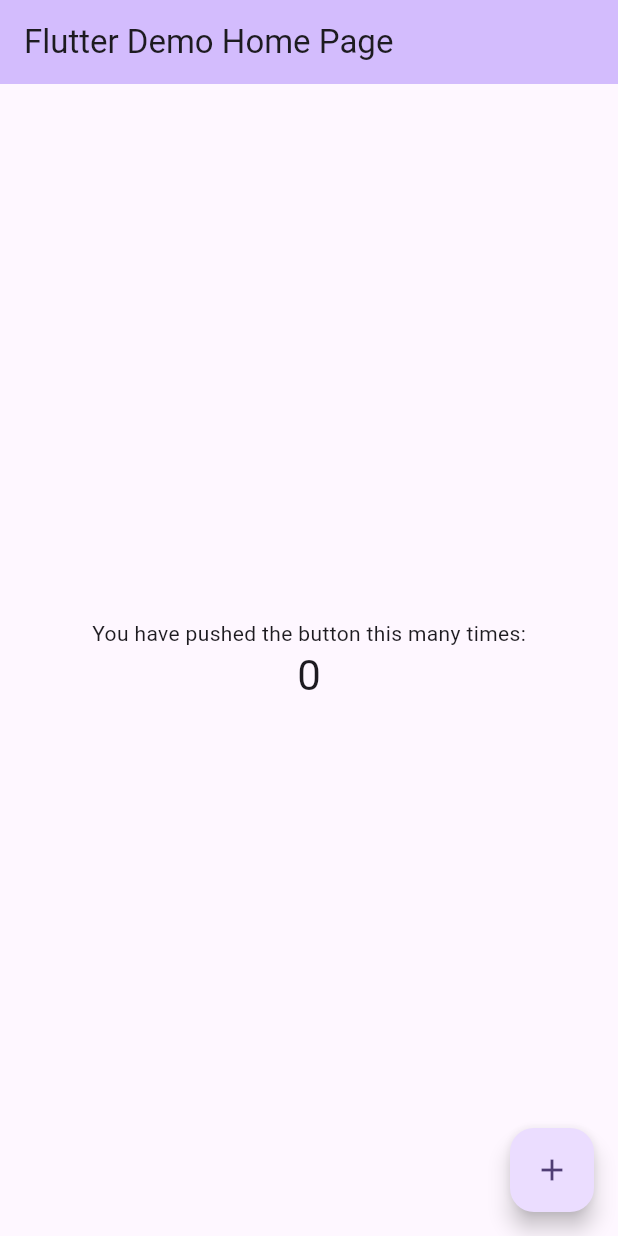
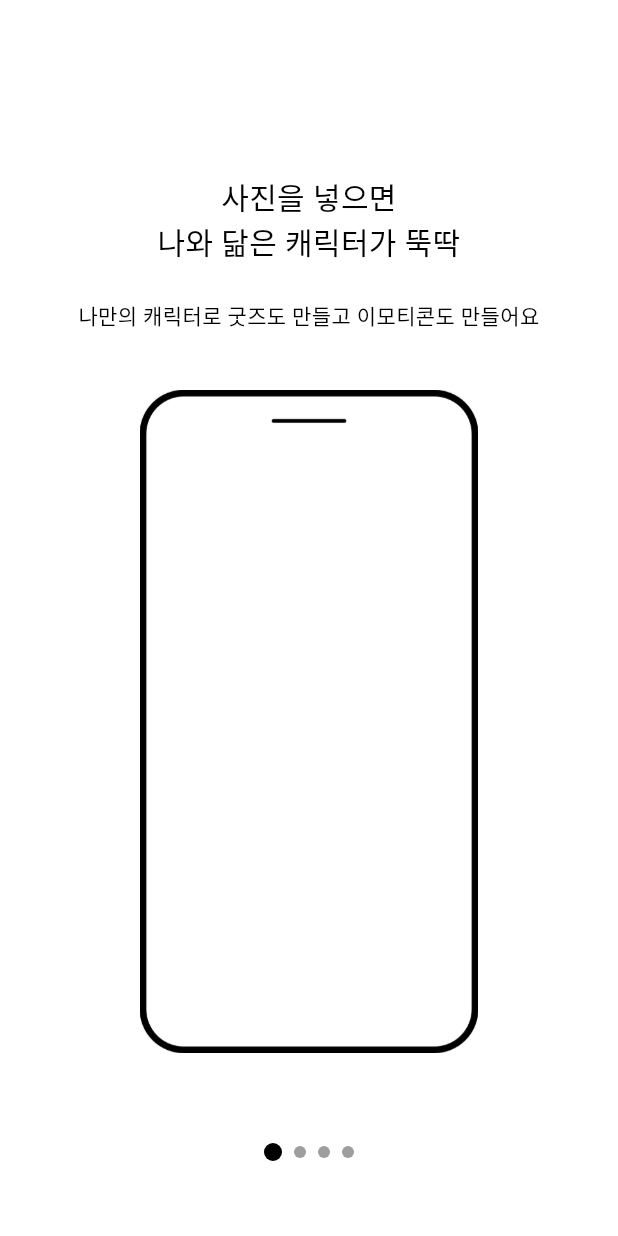
Before and after one commit to kocsoul/be5, a Flutter app: the screen it shows after launch, on a phone screen of 412 x 824 dp. Run offline on Flutter 3.47's test engine with Material 3 defaults, Android fonts, the phone set to English and light mode, and no system bars.

Commit message:
intro page 제작

```diff
--- a/lib/main.dart
+++ b/lib/main.dart
@@ -1,3 +1,4 @@
+import 'package:be5_cyc/pages/intro.dart';
 import 'package:flutter/material.dart';
 
 void main() {
@@ -7,119 +8,57 @@
 class MyApp extends StatelessWidget {
   const MyApp({super.key});
 
-  // This widget is the root of your application.
   @override
   Widget build(BuildContext context) {
     return MaterialApp(
       title: 'Flutter Demo',
       theme: ThemeData(
-        // This is the theme of your application.
-        //
-        // TRY THIS: Try running your application with "flutter run". You'll see
-        // the application has a purple toolbar. Then, without quitting the app,
-        // try changing the seedColor in the colorScheme below to Colors.green
-        // and then invoke "hot reload" (save your changes or press the "hot
-        // reload" button in a Flutter-supported IDE, or press "r" if you used
-        // the command line to start the app).
-        //
-        // Notice that the counter didn't reset back to zero; the application
-        // state is not lost during the reload. To reset the state, use hot
-        // restart instead.
-        //
-        // This works for code too, not just values: Most code changes can be
-        // tested with just a hot reload.
-        colorScheme: ColorScheme.fromSeed(seedColor: Colors.deepPurple),
-        useMaterial3: true,
+        scaffoldBackgroundColor: Colors.white, // 기본 스캐폴드 배경색 설정
       ),
-      home: const MyHomePage(title: 'Flutter Demo Home Page'),
+      home: FutureBuilder<bool>(
+        future: getUserInfo(),
+        builder: (BuildContext context, AsyncSnapshot<bool> snapshot) {
+          if (snapshot.connectionState == ConnectionState.waiting) {
+            // Future가 완료될 때까지 로딩 표시기를 보여줍니다.
+            return const Scaffold(
+              body: Center(child: CircularProgressIndicator()),
+            );
+          } else if (snapshot.hasError) {
+            // 에러가 발생했을 때 처리합니다.
+            return const Scaffold(
+              body: Center(child: Text('오류가 발생했습니다.')),
+            );
+          } else {
+            // 사용자 정보가 있는 경우와 없는 경우에 따라 다른 페이지를 반환합니다.
+            if (snapshot.data == true) {
+              return Apage();
+            } else {
+              return const Intro();
+            }
+          }
+        },
+      ),
     );
   }
 }
 
-class MyHomePage extends StatefulWidget {
-  const MyHomePage({super.key, required this.title});
+// 사용자 정보를 가져오는 함수
+Future<bool> getUserInfo() async {
+  // 네트워크 호출 또는 데이터베이스 조회를 시뮬레이션합니다.
+  await Future.delayed(const Duration(seconds: 2));
 
-  // This widget is the home page of your application. It is stateful, meaning
-  // that it has a State object (defined below) that contains fields that affect
-  // how it looks.
-
-  // This class is the configuration for the state. It holds the values (in this
-  // case the title) provided by the parent (in this case the App widget) and
-  // used by the build method of the State. Fields in a Widget subclass are
-  // always marked "final".
-
-  final String title;
-
-  @override
-  State<MyHomePage> createState() => _MyHomePageState();
+  // 사용자 정보가 있는지를 확인하는 로직을 여기에 추가합니다.
+  bool userInfoAvailable = false; // 사용자 정보가 있을 경우 true, 없으면 false로 설정합니다.
+  return userInfoAvailable;
 }
 
-class _MyHomePageState extends State<MyHomePage> {
-  int _counter = 0;
-
-  void _incrementCounter() {
-    setState(() {
-      // This call to setState tells the Flutter framework that something has
-      // changed in this State, which causes it to rerun the build method below
-      // so that the display can reflect the updated values. If we changed
-      // _counter without calling setState(), then the build method would not be
-      // called again, and so nothing would appear to happen.
-      _counter++;
-    });
-  }
-
+// A 페이지
+class Apage extends StatelessWidget {
   @override
   Widget build(BuildContext context) {
-    // This method is rerun every time setState is called, for instance as done
-    // by the _incrementCounter method above.
-    //
-    // The Flutter framework has been optimized to make rerunning build methods
-    // fast, so that you can just rebuild anything that needs updating rather
-    // than having to individually change instances of widgets.
     return Scaffold(
-      appBar: AppBar(
-        // TRY THIS: Try changing the color here to a specific color (to
-        // Colors.amber, perhaps?) and trigger a hot reload to see the AppBar
-        // change color while the other colors stay the same.
-        backgroundColor: Theme.of(context).colorScheme.inversePrimary,
-        // Here we take the value from the MyHomePage object that was created by
-        // the App.build method, and use it to set our appbar title.
-        title: Text(widget.title),
-      ),
-      body: Center(
-        // Center is a layout widget. It takes a single child and positions it
-        // in the middle of the parent.
-        child: Column(
-          // Column is also a layout widget. It takes a list of children and
-          // arranges them vertically. By default, it sizes itself to fit its
-          // children horizontally, and tries to be as tall as its parent.
-          //
-          // Column has various properties to control how it sizes itself and
-          // how it positions its children. Here we use mainAxisAlignment to
-          // center the children vertically; the main axis here is the vertical
-          // axis because Columns are vertical (the cross axis would be
-          // horizontal).
-          //
-          // TRY THIS: Invoke "debug painting" (choose the "Toggle Debug Paint"
-          // action in the IDE, or press "p" in the console), to see the
-          // wireframe for each widget.
-          mainAxisAlignment: MainAxisAlignment.center,
-          children: <Widget>[
-            const Text(
-              'You have pushed the button this many times:',
-            ),
-            Text(
-              '$_counter',
-              style: Theme.of(context).textTheme.headlineMedium,
-            ),
-          ],
-        ),
-      ),
-      floatingActionButton: FloatingActionButton(
-        onPressed: _incrementCounter,
-        tooltip: 'Increment',
-        child: const Icon(Icons.add),
-      ), // This trailing comma makes auto-formatting nicer for build methods.
+      appBar: AppBar(title: const Text('B 페이지')),
+      body: const Center(child: Text('B 페이지에 오신 것을 환영합니다')),
     );
   }
 }
--- /dev/null
+++ b/lib/pages/intro.dart
@@ -0,0 +1,145 @@
+import 'package:flutter/material.dart';
+
+class Intro extends StatefulWidget {
+  const Intro({super.key}); // 'const'는 StatefulWidget에서도 사용 가능
+
+  @override
+  IntroState createState() => IntroState();
+}
+
+class IntroState extends State<Intro> {
+  final PageController _pageController = PageController(initialPage: 0);
+
+  // 현재 페이지를 추적하기 위한 변수
+  int _currentPage = 0;
+
+  // 슬라이더에 사용할 이미지 목록
+  final List<String> _images = [
+    'assets/images/intro/phone.png',
+    'assets/images/intro/phone.png',
+    'assets/images/intro/phone.png',
+    // 필요한 만큼 이미지 추가
+  ];
+
+  @override
+  void dispose() {
+    _pageController.dispose();
+    super.dispose();
+  }
+
+  @override
+  Widget build(BuildContext context) {
+    return Scaffold(
+      body: Padding(
+        // 전체 위젯에 여백을 추가
+        padding: const EdgeInsets.only(top: 100, left: 38, right: 38),
+        child: Stack(
+          children: [
+            const Align(
+              alignment: Alignment.topCenter, // 위쪽 중앙에 정렬
+              child: Padding(
+                padding: EdgeInsets.only(top: 16.0), // 내부 여백 추가
+                child: Text(
+                  // 설명 텍스트 추가
+                  '사진을 넣으면\n나와 닮은 캐릭터가 뚝딱',
+                  style: TextStyle(
+                    color: Colors.black,
+                    fontSize: 20,
+                    decoration: TextDecoration.none,
+                  ),
+                  textAlign: TextAlign.center,
+                ),
+              ),
+            ),
+            const Align(
+              alignment: Alignment.topCenter, // 위쪽 중앙에 정렬
+              child: Padding(
+                padding: EdgeInsets.only(top: 100.0), // 내부 여백 추가
+                child: Text(
+                  // 추가 설명 텍스트
+                  '나만의 캐릭터로 굿즈도 만들고 이모티콘도 만들어요',
+                  style: TextStyle(
+                    color: Colors.black,
+                    fontSize: 14,
+                    decoration: TextDecoration.none,
+                  ),
+                  textAlign: TextAlign.center,
+                ),
+              ),
+            ),
+            Column(
+              mainAxisAlignment: MainAxisAlignment.center, // 위젯들을 중앙에 배치
+              children: [
+                Expanded(
+                  // 페이지 뷰의 높이를 자동으로 맞춤
+                  child: PageView.builder(
+                    // PageView의 페이지를 제어하기 위한 컨트롤러
+                    controller: _pageController,
+                    // 페이지 변경 시 실행되는 콜백
+                    onPageChanged: (int page) {
+                      setState(() {
+                        _currentPage = page; // 현재 페이지를 업데이트
+                      });
+                    },
+                    // 이미지의 개수 + 1만큼 페이지를 생성 (마지막 페이지에 버튼 추가)
+                    itemCount: _images.length + 1,
+                    itemBuilder: (context, index) {
+                      if (index < _images.length) {
+                        return Padding(
+                          // 각 이미지에 수직 여백을 추가
+                          padding: const EdgeInsets.symmetric(vertical: 10.0),
+                          child: Align(
+                            alignment: Alignment.topCenter, // 이미지의 정렬을 위쪽 중앙으로
+                            child: Padding(
+                              padding: const EdgeInsets.only(
+                                top: 150.0,
+                                bottom: 50.0,
+                              ), // 이미지 위아래 여백 추가
+                              child: Image.asset(_images[index]), // 애셋에서 이미지 로드
+                            ),
+                          ),
+                        );
+                      } else {
+                        // 마지막 페이지에 버튼 추가
+                        return Center(
+                          child: ElevatedButton(
+                            onPressed: () {
+                              // 버튼을 눌렀을 때 수행할 동작
+                              // 예를 들어, 다음 페이지로 이동
+                            },
+                            child: const Text('시작하기'),
+                          ),
+                        );
+                      }
+                    },
+                  ),
+                ),
+                // 페이지 인디케이터 추가
+                Padding(
+                  padding: const EdgeInsets.only(bottom: 50.0),
+                  child: Row(
+                    mainAxisAlignment: MainAxisAlignment.center,
+                    children: List.generate(
+                      _images.length + 1, // 버튼 페이지를 위한 추가 인디케이터
+                      (index) => Container(
+                        margin: const EdgeInsets.symmetric(horizontal: 4.0),
+                        width: _currentPage == index ? 12.0 : 8.0,
+                        height: _currentPage == index ? 12.0 : 8.0,
+                        decoration: BoxDecoration(
+                          shape: BoxShape.circle,
+                          color: _currentPage == index
+                              ? Colors.black
+                              : Colors.grey,
+                        ),
+                      ),
+                    ),
+                  ),
+                ),
+              ],
+            ),
+          ],
+        ),
+      ),
+    );
+  }
+}
```
Also changed, not shown: pubspec.yaml (+4 -70 lines), assets/images/intro/phone.png (added).
